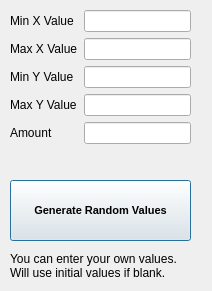
Qt form randomvaluesdialog.ui (Alcantara98/Polynomial-Regression) before a commit.
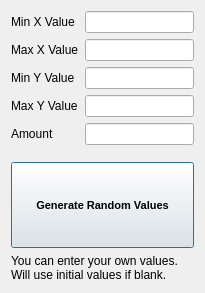
The same form after that commit.

The edit to the form file:
```diff
--- a/randomvaluesdialog.ui
+++ b/randomvaluesdialog.ui
@@ -6,21 +6,30 @@
    <rect>
     <x>0</x>
     <y>0</y>
-    <width>212</width>
-    <height>291</height>
+    <width>205</width>
+    <height>293</height>
    </rect>
   </property>
   <property name="windowTitle">
    <string>Dialog</string>
   </property>
+  <layout class="QGridLayout" name="gridLayout">
+   <item row="2" column="0">
   <widget class="QPushButton" name="generateValues">
-   <property name="geometry">
-    <rect>
-     <x>10</x>
-     <y>180</y>
-     <width>181</width>
-     <height>61</height>
-    </rect>
+     <property name="enabled">
+      <bool>true</bool>
+     </property>
+     <property name="sizePolicy">
+      <sizepolicy hsizetype="Preferred" vsizetype="Preferred">
+       <horstretch>100</horstretch>
+       <verstretch>0</verstretch>
+      </sizepolicy>
+     </property>
+     <property name="minimumSize">
+      <size>
+       <width>183</width>
+       <height>25</height>
+      </size>
    </property>
    <property name="font">
     <font>
@@ -33,30 +42,26 @@
     <string>Generate Random Values</string>
    </property>
   </widget>
+   </item>
+   <item row="3" column="0">
   <widget class="QLabel" name="generateLabel">
-   <property name="geometry">
-    <rect>
-     <x>10</x>
-     <y>250</y>
-     <width>181</width>
-     <height>31</height>
-    </rect>
+     <property name="sizePolicy">
+      <sizepolicy hsizetype="Fixed" vsizetype="Fixed">
+       <horstretch>0</horstretch>
+       <verstretch>0</verstretch>
+      </sizepolicy>
    </property>
    <property name="text">
     <string>You can enter your own values. 
 Will use initial values if blank.</string>
    </property>
   </widget>
-  <widget class="QWidget" name="formLayoutWidget">
-   <property name="geometry">
-    <rect>
-     <x>10</x>
-     <y>10</y>
-     <width>181</width>
-     <height>161</height>
-    </rect>
-   </property>
+   </item>
+   <item row="0" column="0">
    <layout class="QFormLayout" name="formLayout">
+     <property name="bottomMargin">
+      <number>11</number>
+     </property>
     <item row="0" column="0">
      <widget class="QLabel" name="minXValueLabel">
       <property name="text">
@@ -65,7 +70,14 @@
      </widget>
     </item>
     <item row="0" column="1">
-     <widget class="QLineEdit" name="minXValueLineEdit"/>
+      <widget class="QLineEdit" name="minXValueLineEdit">
+       <property name="sizePolicy">
+        <sizepolicy hsizetype="Expanding" vsizetype="Maximum">
+         <horstretch>0</horstretch>
+         <verstretch>0</verstretch>
+        </sizepolicy>
+       </property>
+      </widget>
     </item>
     <item row="1" column="0">
      <widget class="QLabel" name="maxXValueLabel">
@@ -75,7 +87,14 @@
      </widget>
     </item>
     <item row="1" column="1">
-     <widget class="QLineEdit" name="maxXValueLineEdit"/>
+      <widget class="QLineEdit" name="maxXValueLineEdit">
+       <property name="sizePolicy">
+        <sizepolicy hsizetype="Expanding" vsizetype="Maximum">
+         <horstretch>0</horstretch>
+         <verstretch>0</verstretch>
+        </sizepolicy>
+       </property>
+      </widget>
     </item>
     <item row="2" column="0">
      <widget class="QLabel" name="minYValueLabel">
@@ -85,7 +104,14 @@
      </widget>
     </item>
     <item row="2" column="1">
-     <widget class="QLineEdit" name="minYValueLineEdit"/>
+      <widget class="QLineEdit" name="minYValueLineEdit">
+       <property name="sizePolicy">
+        <sizepolicy hsizetype="Preferred" vsizetype="Maximum">
+         <horstretch>0</horstretch>
+         <verstretch>0</verstretch>
+        </sizepolicy>
+       </property>
+      </widget>
     </item>
     <item row="3" column="0">
      <widget class="QLabel" name="maxYValueLabel">
@@ -95,20 +121,41 @@
      </widget>
     </item>
     <item row="3" column="1">
-     <widget class="QLineEdit" name="maxYValueLineEdit"/>
+      <widget class="QLineEdit" name="maxYValueLineEdit">
+       <property name="sizePolicy">
+        <sizepolicy hsizetype="Expanding" vsizetype="Maximum">
+         <horstretch>0</horstretch>
+         <verstretch>0</verstretch>
+        </sizepolicy>
+       </property>
+      </widget>
     </item>
     <item row="4" column="0">
      <widget class="QLabel" name="amountLabel">
+       <property name="sizePolicy">
+        <sizepolicy hsizetype="Expanding" vsizetype="Preferred">
+         <horstretch>0</horstretch>
+         <verstretch>0</verstretch>
+        </sizepolicy>
+       </property>
       <property name="text">
        <string>Amount</string>
       </property>
      </widget>
     </item>
     <item row="4" column="1">
-     <widget class="QLineEdit" name="amountLineEdit"/>
-    </item>
-   </layout>
-  </widget>
+      <widget class="QLineEdit" name="amountLineEdit">
+       <property name="sizePolicy">
+        <sizepolicy hsizetype="Expanding" vsizetype="Maximum">
+         <horstretch>0</horstretch>
+         <verstretch>0</verstretch>
+        </sizepolicy>
+       </property>
+      </widget>
+     </item>
+    </layout>
+   </item>
+  </layout>
  </widget>
  <resources/>
  <connections/>
```
Lines whose indentation alone changed are shown as unchanged.
